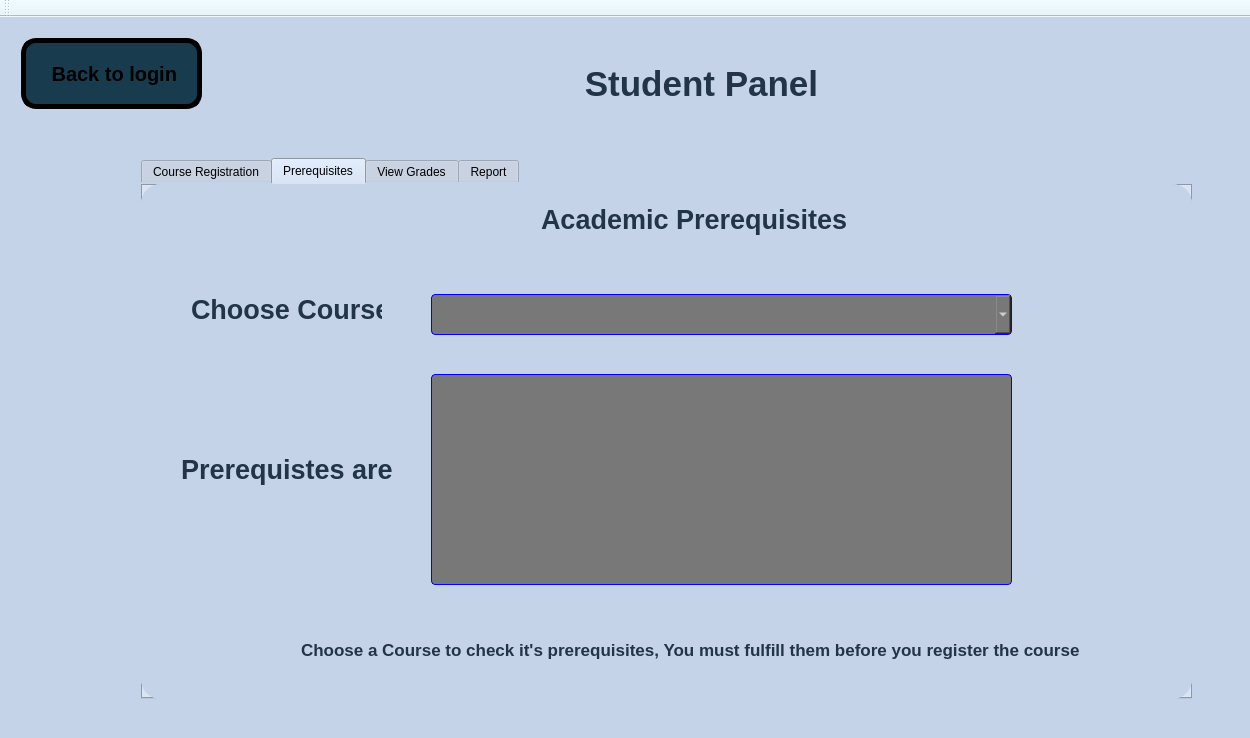
Before: the Qt Designer form Coursify.ui in Ahmed-ElGoharyy/Coursifyy, drawn with Qt 5.
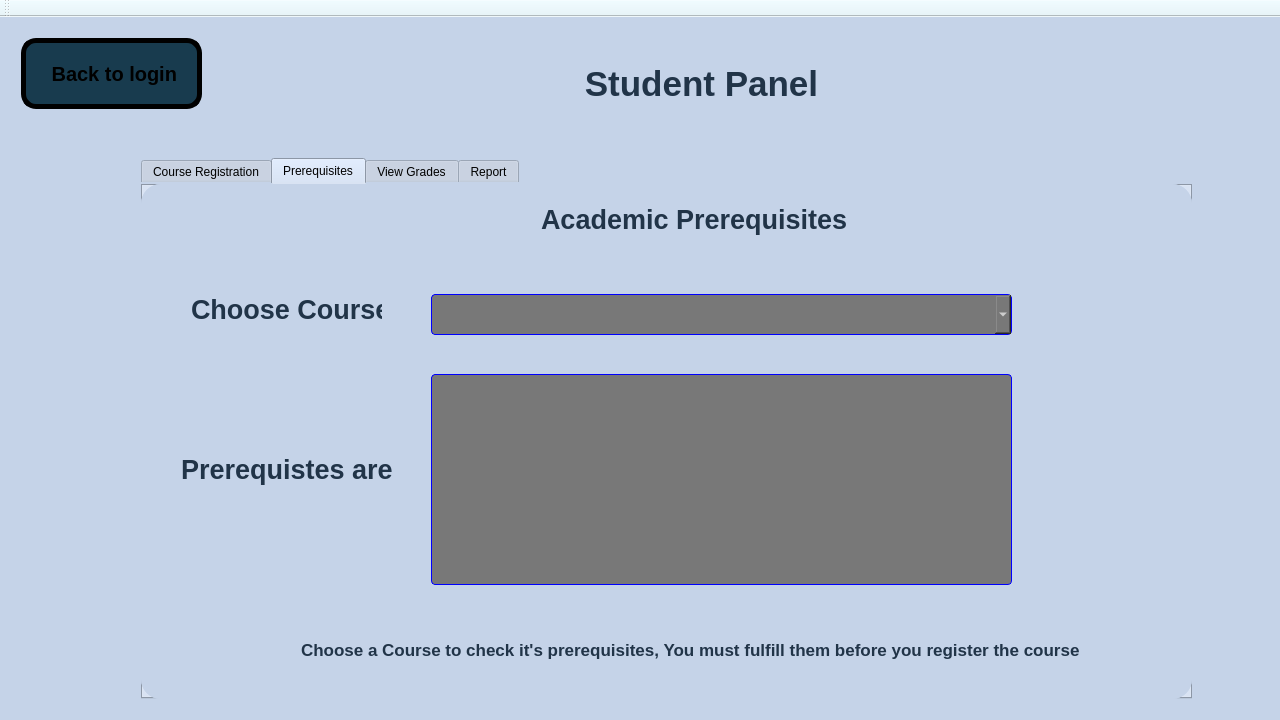
After: the same form once the commit is applied. Icons and pictures are not drawn.

What changed in the file:
```diff
--- a/Coursify.ui
+++ b/Coursify.ui
@@ -6,8 +6,8 @@
    <rect>
     <x>0</x>
     <y>0</y>
-    <width>1250</width>
-    <height>738</height>
+    <width>1280</width>
+    <height>720</height>
    </rect>
   </property>
   <property name="palette">
```
